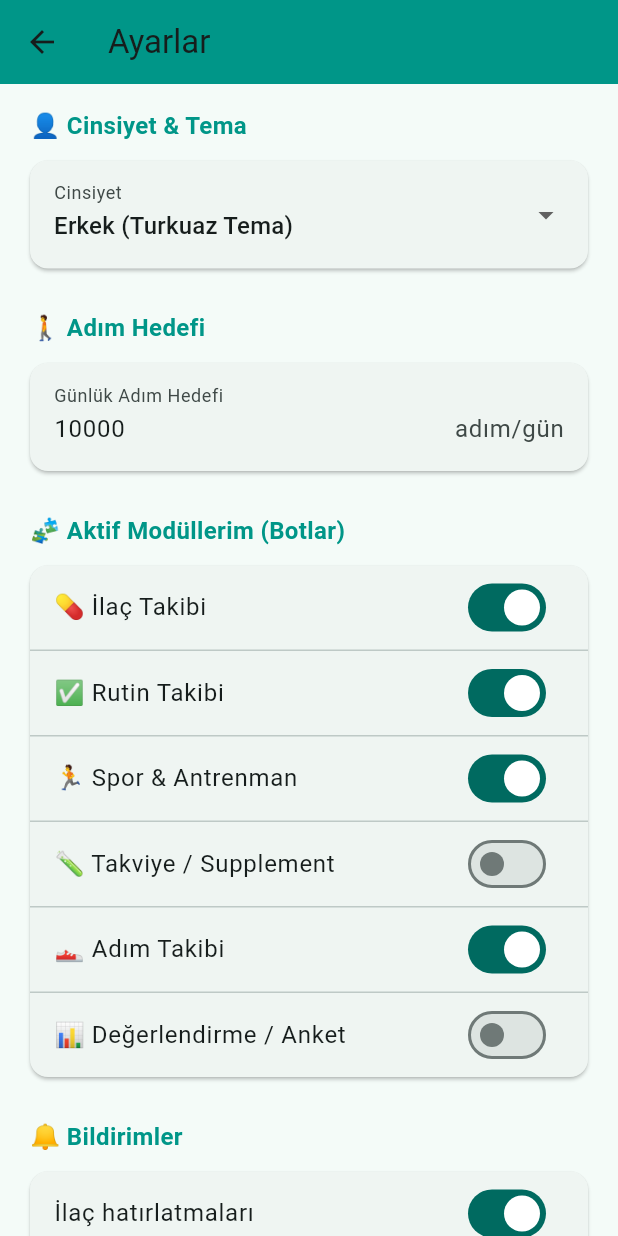
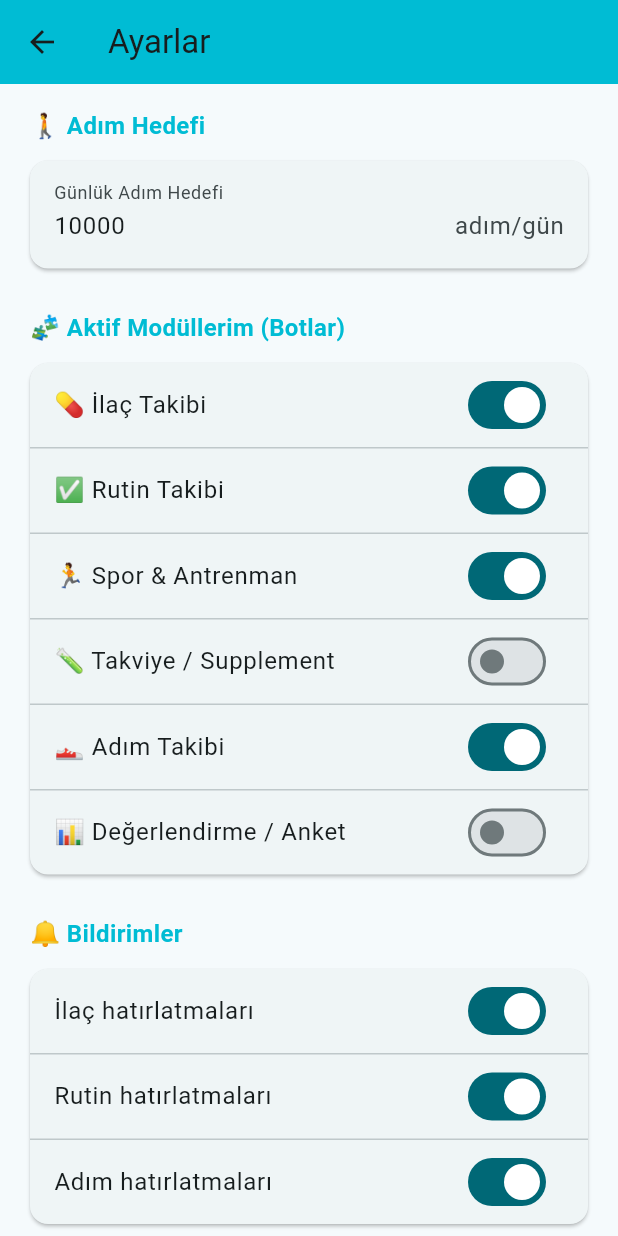
Before and after one commit to Mustafa-Ali-Ertugrul/life_is_bot_mobile, a Flutter app: the SettingsScreen screen opened directly, on a phone screen of 412 x 824 dp. Run offline on Flutter 3.47's test engine with Material 3 defaults, Android fonts, the phone set to English and light mode, and no system bars; our stand-ins replace fl_chart, flutter_local_notifications, permission_handler, shared_preferences, sqflite, timezone; missing offline and left inert: health; accounts and stored records are empty; network calls fail.

Commit message:
feat(theme): gender-based permanent theme from onboarding
- New lib/core/theme.dart: single color source (female=green,
  male=light sea turquoise #00BCD4), default male
- Onboarding saves gender to prefs as soon as a1 is answered so the
  theme persists even if the test is skipped or abandoned
- Detail screens (steps/medications/habits/reports) now follow the
  gender theme instead of hardcoded teal (fixes male background when
  female theme selected)
- Home applies theme regardless of backend connectivity
- MaterialApp seed color follows gender on startup
- Remove gender/theme dropdown from Settings; theme is now decided
  only in onboarding

```diff
--- /dev/null
+++ b/lib/core/theme.dart
@@ -0,0 +1,17 @@
+import 'package:flutter/material.dart';
+import 'package:shared_preferences/shared_preferences.dart';
+
+class AppTheme {
+  static const Color femaleColor = Color(0xFF4CAF50);
+  static const Color maleColor = Color(0xFF00BCD4);
+
+  static Color of(String gender) =>
+      gender == 'female' ? femaleColor : maleColor;
+
+  static Future<String> loadGender() async {
+    final prefs = await SharedPreferences.getInstance();
+    return prefs.getString('user_gender') ?? 'male';
+  }
+
+  static Future<Color> loadColor() async => of(await loadGender());
+}
--- a/lib/main.dart
+++ b/lib/main.dart
@@ -1,6 +1,7 @@
 import 'package:flutter/material.dart';
 import 'package:shared_preferences/shared_preferences.dart';
 import 'core/api_client.dart';
+import 'core/theme.dart';
 import 'screens/home_screen.dart';
 import 'screens/onboarding_screen.dart';
 import 'services/notification_service.dart';
@@ -29,20 +30,26 @@ void main() async {
     }
   }
 
-  runApp(MyApp(home: home));
+  // Tema: onboarding'de seçilen cinsiyete göre (varsayılan erkek)
+  final female = (prefs.getString('user_gender') ?? 'male') == 'female';
+
+  runApp(MyApp(home: home, female: female));
 }
 
 class MyApp extends StatelessWidget {
-  const MyApp({super.key, required this.home});
+  const MyApp({super.key, required this.home, this.female = false});
 
   final Widget home;
+  final bool female;
 
   @override
   Widget build(BuildContext context) {
     return MaterialApp(
       title: 'Life Is Bot',
       theme: ThemeData(
-        colorScheme: ColorScheme.fromSeed(seedColor: Colors.teal),
+        colorScheme: ColorScheme.fromSeed(
+          seedColor: female ? AppTheme.femaleColor : AppTheme.maleColor,
+        ),
         useMaterial3: true,
       ),
       home: home,
--- a/lib/screens/settings_screen.dart
+++ b/lib/screens/settings_screen.dart
@@ -2,6 +2,7 @@ import 'package:flutter/material.dart';
 import 'package:shared_preferences/shared_preferences.dart';
 import '../core/api_client.dart';
 import '../core/config.dart';
+import '../core/theme.dart';
 import '../models/habit.dart';
 import '../models/medication.dart';
 import '../services/notification_service.dart';
@@ -72,7 +73,6 @@ class _SettingsScreenState extends State<SettingsScreen> {
     final prefs = await SharedPreferences.getInstance();
     final newGoal = int.tryParse(_stepGoalController.text) ?? 10000;
 
-    await prefs.setString('user_gender', _gender);
     await prefs.setBool('medication_reminders', _medicationReminders);
     await prefs.setBool('habit_reminders', _habitReminders);
     await prefs.setBool('step_reminders', _stepReminders);
@@ -93,43 +93,13 @@ class _SettingsScreenState extends State<SettingsScreen> {
     return Scaffold(
       appBar: AppBar(
         title: const Text('Ayarlar'),
-        backgroundColor: _gender == 'female' ? Colors.green : Colors.teal,
+        backgroundColor: AppTheme.of(_gender),
       ),
       body: _loading
           ? const Center(child: CircularProgressIndicator())
           : ListView(
               padding: const EdgeInsets.all(16),
               children: [
-                _buildSectionTitle('👤 Cinsiyet & Tema'),
-                Card(
-                  child: Padding(
-                    padding: const EdgeInsets.symmetric(horizontal: 16, vertical: 8),
-                    child: DropdownButtonFormField<String>(
-                      value: _gender,
-                      decoration: const InputDecoration(
-                        labelText: 'Cinsiyet',
-                        border: InputBorder.none,
-                      ),
-                      items: const [
-                        DropdownMenuItem(
-                          value: 'male',
-                          child: Text('Erkek (Turkuaz Tema)'),
-                        ),
-                        DropdownMenuItem(
-                          value: 'female',
-                          child: Text('Kadın (Yeşil Tema)'),
-                        ),
-                      ],
-                      onChanged: (value) {
-                        if (value != null) {
-                          setState(() => _gender = value);
-                          _saveSettings();
-                        }
-                      },
-                    ),
-                  ),
-                ),
-                const SizedBox(height: 24),
                 _buildSectionTitle('🚶 Adım Hedefi'),
                 Card(
                   child: Padding(
@@ -302,7 +272,7 @@ class _SettingsScreenState extends State<SettingsScreen> {
         style: TextStyle(
           fontSize: 16,
           fontWeight: FontWeight.bold,
-          color: _gender == 'female' ? Colors.green : Colors.teal,
+          color: AppTheme.of(_gender),
         ),
       ),
     );
```
Also changed, not shown: lib/screens/habits_screen.dart (+8 -3 lines), lib/screens/home_screen.dart (+6 -3 lines), lib/screens/medications_screen.dart (+7 -2 lines), lib/screens/onboarding_screen.dart (+17 -9 lines), lib/screens/reports_screen.dart (+7 -2 lines), lib/screens/steps_screen.dart (+9 -4 lines).
